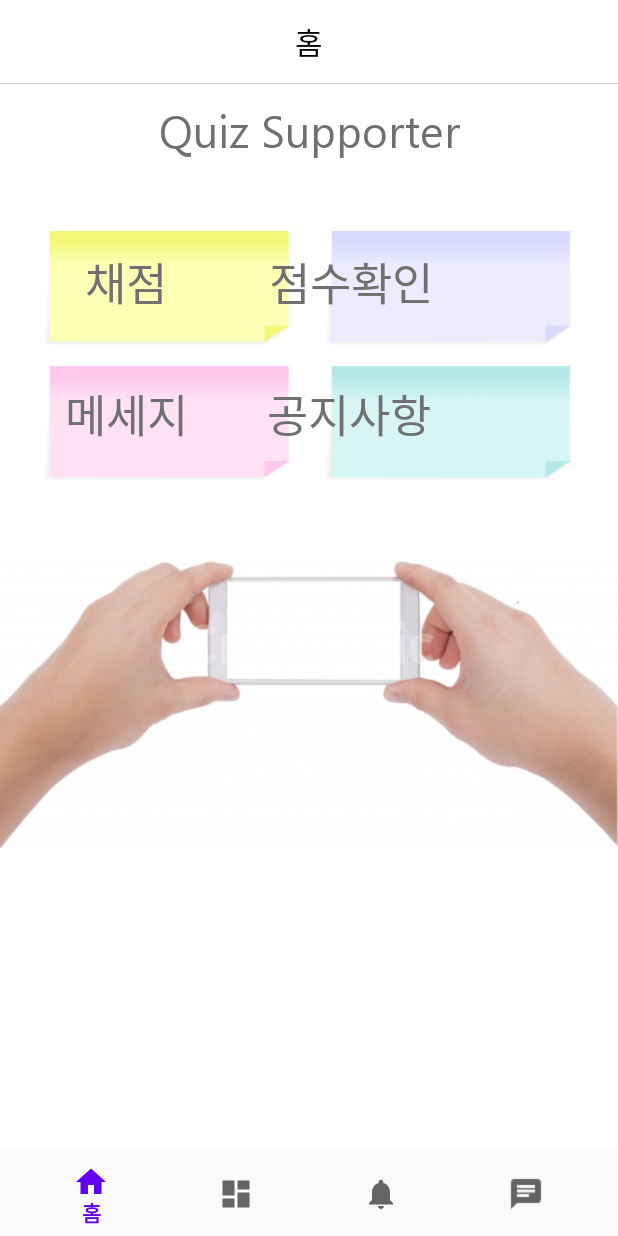
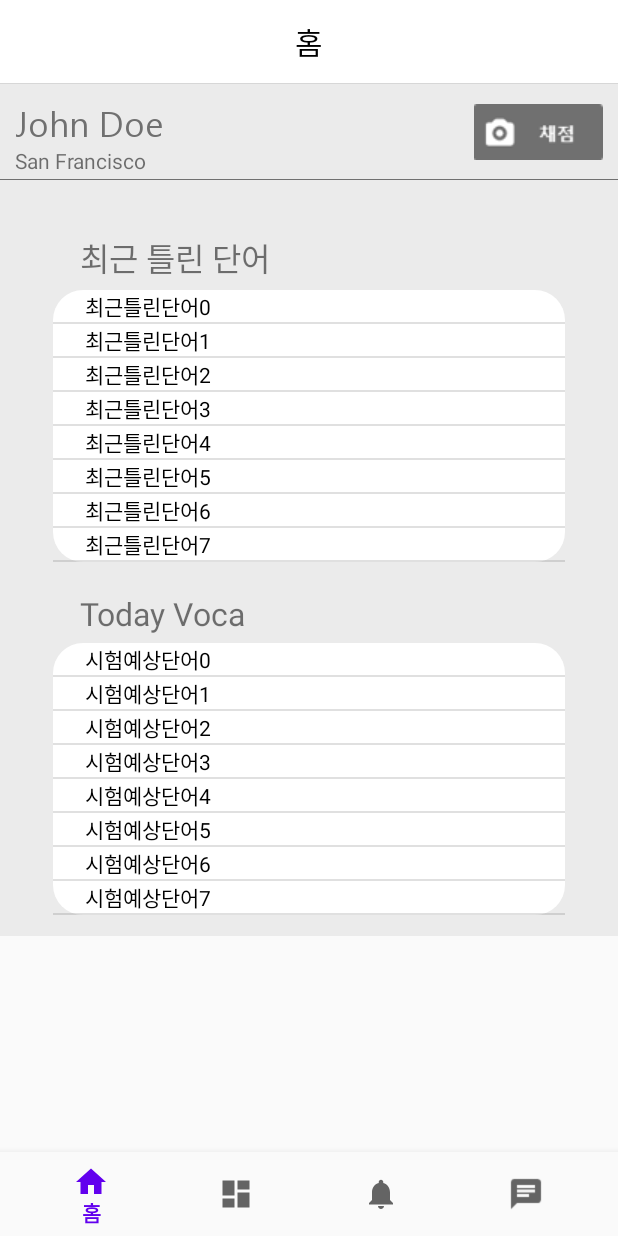
Before and after one commit to ehdrms2034/SMART_ANSWER_2020PNU, an Android app: the HomeFragment screen opened directly, with no data from a screen before it, on a phone screen of 412 x 824 dp. Run offline under Robolectric (Android 15) with nearby library versions, the phone set to English and light mode, and no system bars; our stand-ins replace navigation-ui.

Commit message:
홈 UI
홈 화면 UI 수정

```diff
--- /dev/null
+++ b/FrontEnd/src/SMART_ANSWER/app/src/main/java/com/example/smart_answer/recycler/RecyclerRecentWrong.java
@@ -0,0 +1,23 @@
+package com.example.smart_answer.recycler;
+
+public class RecyclerRecentWrong {
+    private String word;
+
+    public RecyclerRecentWrong(String word) {
+        this.word = word;
+    }
+
+    public RecyclerRecentWrong() {
+
+    }
+
+
+    public String getWord() {
+        return word;
+    }
+
+    public void setWord(String word) {
+        this.word = word;
+    }
+
+}
--- /dev/null
+++ b/FrontEnd/src/SMART_ANSWER/app/src/main/java/com/example/smart_answer/recycler/RecyclerRecentWrongAdapter.java
@@ -0,0 +1,59 @@
+package com.example.smart_answer.recycler;
+
+import android.view.LayoutInflater;
+import android.view.View;
+import android.view.ViewGroup;
+import android.widget.TextView;
+
+import com.example.smart_answer.R;
+
+import java.util.ArrayList;
+
+import androidx.annotation.NonNull;
+import androidx.recyclerview.widget.RecyclerView;
+
+public class RecyclerRecentWrongAdapter extends RecyclerView.Adapter<RecyclerRecentWrongAdapter.ItemViewHolder>{
+    RecyclerRecentWrong recyclerRecentWrong = new RecyclerRecentWrong();
+    private ArrayList<RecyclerRecentWrong> listData = new ArrayList<>();
+    public RecyclerRecentWrongAdapter() {
+
+            }
+    public RecyclerRecentWrongAdapter(ArrayList<RecyclerRecentWrong> listData) {
+            this.listData = listData;
+            }
+    @NonNull
+    @Override
+    public RecyclerRecentWrongAdapter.ItemViewHolder onCreateViewHolder(@NonNull ViewGroup parent, int viewType) {
+            View view = LayoutInflater.from(parent.getContext()).inflate(R.layout.item_recent_wrong, parent, false);
+            return new RecyclerRecentWrongAdapter.ItemViewHolder(view);
+            }
+
+    @Override
+    public void onBindViewHolder(@NonNull RecyclerRecentWrongAdapter.ItemViewHolder holder, int position) {
+            holder.onBind(listData.get(position));
+            }
+
+    @Override
+    public int getItemCount() {
+            return listData.size();
+            }
+
+    public void addItem(RecyclerRecentWrong recyclerRecentWrong) {
+            listData.add(recyclerRecentWrong);
+            }
+
+    class ItemViewHolder extends RecyclerView.ViewHolder {
+
+        private TextView recentWrongWord;
+
+        ItemViewHolder(View itemView) {
+            super(itemView);
+
+            recentWrongWord = itemView.findViewById(R.id.recent_wrong_words);
+        }
+
+        void onBind(RecyclerRecentWrong data) {
+            recentWrongWord.setText(data.getWord());
+        }
+    }
+}
--- /dev/null
+++ b/FrontEnd/src/SMART_ANSWER/app/src/main/java/com/example/smart_answer/recycler/RecyclerTodayVoca.java
@@ -0,0 +1,22 @@
+package com.example.smart_answer.recycler;
+
+public class RecyclerTodayVoca {
+    private String vocaWord;
+
+    public RecyclerTodayVoca(String vocaWord) {
+        this.vocaWord = vocaWord;
+    }
+
+    public RecyclerTodayVoca() {
+
+    }
+
+
+    public String getVocaWord() {
+        return vocaWord;
+    }
+
+    public void getVocaWord(String vocaWord) {
+        this.vocaWord = vocaWord;
+    }
+}
--- /dev/null
+++ b/FrontEnd/src/SMART_ANSWER/app/src/main/java/com/example/smart_answer/recycler/RecyclerTodayVocaAdapter.java
@@ -0,0 +1,59 @@
+package com.example.smart_answer.recycler;
+
+import android.view.LayoutInflater;
+import android.view.View;
+import android.view.ViewGroup;
+import android.widget.TextView;
+
+import com.example.smart_answer.R;
+
+import java.util.ArrayList;
+
+import androidx.annotation.NonNull;
+import androidx.recyclerview.widget.RecyclerView;
+
+public class RecyclerTodayVocaAdapter extends RecyclerView.Adapter<RecyclerTodayVocaAdapter.ItemViewHolder>{
+    RecyclerTodayVoca recyclerTodayVoca = new RecyclerTodayVoca();
+    private ArrayList<RecyclerTodayVoca> listData = new ArrayList<>();
+    public RecyclerTodayVocaAdapter() {
+
+    }
+    public RecyclerTodayVocaAdapter(ArrayList<RecyclerTodayVoca> listData) {
+        this.listData = listData;
+    }
+    @NonNull
+    @Override
+    public RecyclerTodayVocaAdapter.ItemViewHolder onCreateViewHolder(@NonNull ViewGroup parent, int viewType) {
+        View view = LayoutInflater.from(parent.getContext()).inflate(R.layout.item_today_voca, parent, false);
+        return new RecyclerTodayVocaAdapter.ItemViewHolder(view);
+    }
+
+    @Override
+    public void onBindViewHolder(@NonNull RecyclerTodayVocaAdapter.ItemViewHolder holder, int position) {
+        holder.onBind(listData.get(position));
+    }
+
+    @Override
+    public int getItemCount() {
+        return listData.size();
+    }
+
+    public void addItem(RecyclerTodayVoca recyclerTodayVoca) {
+        listData.add(recyclerTodayVoca);
+    }
+
+    class ItemViewHolder extends RecyclerView.ViewHolder {
+
+        private TextView todayVoca;
+
+        ItemViewHolder(View itemView) {
+            super(itemView);
+
+            todayVoca = itemView.findViewById(R.id.today_voca_words);
+        }
+
+        void onBind(RecyclerTodayVoca data) {
+            todayVoca.setText(data.getVocaWord());
+        }
+    }
+}
--- a/FrontEnd/src/SMART_ANSWER/app/src/main/java/com/example/smart_answer/ui/home/HomeFragment.java
+++ b/FrontEnd/src/SMART_ANSWER/app/src/main/java/com/example/smart_answer/ui/home/HomeFragment.java
@@ -7,41 +7,61 @@ import android.view.LayoutInflater;
 import android.view.View;
 import android.view.ViewGroup;
 import android.widget.Button;
+import android.widget.ImageButton;
 import android.widget.ImageView;
+import android.widget.TextView;
 
 import androidx.annotation.NonNull;
 import androidx.fragment.app.Fragment;
 import androidx.fragment.app.FragmentManager;
 import androidx.fragment.app.FragmentTransaction;
 import androidx.lifecycle.ViewModelProviders;
+import androidx.recyclerview.widget.DividerItemDecoration;
+import androidx.recyclerview.widget.LinearLayoutManager;
+import androidx.recyclerview.widget.RecyclerView;
 
 import com.example.smart_answer.MainActivity;
 import com.example.smart_answer.R;
+import com.example.smart_answer.recycler.RecyclerRecentWrong;
+import com.example.smart_answer.recycler.RecyclerRecentWrongAdapter;
+import com.example.smart_answer.recycler.RecyclerTodayVoca;
+import com.example.smart_answer.recycler.RecyclerTodayVocaAdapter;
 import com.example.smart_answer.ui.camera.CameraView;
 import com.example.smart_answer.ui.friends.FriendFragment;
 import com.example.smart_answer.ui.dashboard.DashboardFragment;
 import com.example.smart_answer.ui.notifications.NotificationsFragment;
+
+import org.w3c.dom.Text;
 
 public class HomeFragment extends Fragment {
 
     private HomeViewModel homeViewModel;
     private FragmentManager manager;
     private FragmentTransaction transaction;
-    private Button photoBtn, resultBtn, messageBtn, notificationBtn;
+    private Button resultBtn, messageBtn, notificationBtn;
+    private ImageButton photoBtn;
     private ImageView imageView;
     private static final int REQUEST_IMAGE_CAPTURE = 672;
     private String imageFilePath;
     private Uri photoUri;
+
+    private TextView userName;
+    private TextView userInfo;
+
+    private RecyclerView recentWrongRecycler;
+    private RecyclerRecentWrongAdapter recentWrongAdapter;
+    private RecyclerView todayVocaRecycler;
+    private RecyclerTodayVocaAdapter todayVocaAdapter;
     public View onCreateView(@NonNull LayoutInflater inflater,
             ViewGroup container, Bundle savedInstanceState) {
         homeViewModel =
                 ViewModelProviders.of(this).get(HomeViewModel.class);
         View root = inflater.inflate(R.layout.fragment_home, container, false);
 
-        btnClick((Button)root.findViewById(R.id.photoBtn));
-        btnClick((Button)root.findViewById(R.id.resultBtn));
-        btnClick((Button)root.findViewById(R.id.messageBtn));
-        btnClick((Button)root.findViewById(R.id.notificationBtn));
+        btnClick((ImageButton)root.findViewById(R.id.photoBtn));
+        //btnClick((Button)root.findViewById(R.id.resultBtn));
+        //btnClick((Button)root.findViewById(R.id.messageBtn));
+        //btnClick((Button)root.findViewById(R.id.notificationBtn));
         /*final TextView textView = root.findViewById(R.id.text_home);
         homeViewModel.getText().observe(getViewLifecycleOwner(), new Observer<String>() {
             @Override
@@ -53,7 +73,7 @@ public class HomeFragment extends Fragment {
         manager = getActivity().getSupportFragmentManager();
         //imageView = (ImageView)root.findViewById(R.id.camera_view);
 
-        photoBtn = (Button)root.findViewById(R.id.photoBtn);
+        photoBtn = (ImageButton)root.findViewById(R.id.photoBtn);
         photoBtn.setOnClickListener(new View.OnClickListener() {
             @Override
             public void onClick(View v) {
@@ -61,7 +81,7 @@ public class HomeFragment extends Fragment {
                 startActivity(intent1);
             }
         });
-
+/*
         //각 버튼 클릭 시 해당 fragment로 이동
         resultBtn = (Button)root.findViewById(R.id.resultBtn);
         resultBtn.setOnClickListener(new View.OnClickListener() {
@@ -91,8 +111,41 @@ public class HomeFragment extends Fragment {
                 ((MainActivity)getActivity()).getNavView().getMenu().getItem(0).setChecked(false);
                 ((MainActivity)getActivity()).getNavView().getMenu().getItem(3).setChecked(true);
                 replaceFragment(friendFragment);
-            }
-        });
+            }recentWrongRecycler; recentWrongAdapter;
+        });*/
+        //유저정보
+        userName = (TextView)root.findViewById(R.id.usernameInHome);
+        userName.setText("John Doe");
+        userInfo = (TextView)root.findViewById(R.id.userinfo);
+        userInfo.setText("San Francisco");
+
+        //최근틀린단어
+        recentWrongRecycler = (RecyclerView)root.findViewById(R.id.recentWrong);
+        recentWrongRecycler.addItemDecoration(new DividerItemDecoration(getActivity(),DividerItemDecoration.VERTICAL));
+        LinearLayoutManager linearLayoutManager = new LinearLayoutManager(getContext());
+        recentWrongRecycler.setLayoutManager(linearLayoutManager);
+
+        recentWrongAdapter = new RecyclerRecentWrongAdapter();
+        recentWrongRecycler.setAdapter(recentWrongAdapter);
+
+        for(int i=0; i<8; i++) {
+            RecyclerRecentWrong data = new RecyclerRecentWrong("최근틀린단어"+i);
+            recentWrongAdapter.addItem(data);
+        }
+
+        //TodayVoca   todayVocaAdapter;todayVocaRecycler
+        todayVocaRecycler = (RecyclerView)root.findViewById(R.id.recycler_today_voca);
+        todayVocaRecycler.addItemDecoration(new DividerItemDecoration(getActivity(),DividerItemDecoration.VERTICAL));
+        LinearLayoutManager linearLayoutManager2 = new LinearLayoutManager(getContext());
+        todayVocaRecycler.setLayoutManager(linearLayoutManager2);
+
+        todayVocaAdapter = new RecyclerTodayVocaAdapter();
+        todayVocaRecycler.setAdapter(todayVocaAdapter);
+
+        for(int i=0; i<8; i++) {
+            RecyclerTodayVoca data = new RecyclerTodayVoca("시험예상단어"+i);
+            todayVocaAdapter.addItem(data);
+        }
         return root;
     }
 
@@ -110,7 +163,7 @@ public class HomeFragment extends Fragment {
         transaction.commit();
     }
 
-    private void btnClick(Button btn){
+    private void btnClick(ImageButton btn){
         btn.setOnClickListener(new View.OnClickListener() {
             @Override
             public void onClick(View v) {
--- /dev/null
+++ b/FrontEnd/src/SMART_ANSWER/app/src/main/res/drawable/border_home_userinfo.xml
@@ -0,0 +1,16 @@
+<?xml version="1.0" encoding="utf-8"?>
+
+<layer-list xmlns:android="http://schemas.android.com/apk/res/android">
+
+    <item>
+        <shape android:shape="rectangle">
+            <solid android:color="#707070" />
+        </shape>
+    </item>
+
+    <item android:bottom="1dp">
+        <shape android:shape="rectangle">
+            <solid android:color="#ebebeb" />
+        </shape>
+    </item>
+</layer-list>
--- a/FrontEnd/src/SMART_ANSWER/app/src/main/res/layout/fragment_home.xml
+++ b/FrontEnd/src/SMART_ANSWER/app/src/main/res/layout/fragment_home.xml
@@ -1,100 +1,115 @@
 <?xml version="1.0" encoding="utf-8"?>
+<androidx.core.widget.NestedScrollView
+    xmlns:android="http://schemas.android.com/apk/res/android"
+    xmlns:app="http://schemas.android.com/apk/res-auto"
+    xmlns:tools="http://schemas.android.com/tools"
+    android:layout_width="match_parent"
+    android:layout_height="match_parent">
 <androidx.constraintlayout.widget.ConstraintLayout
     xmlns:android="http://schemas.android.com/apk/res/android"
     xmlns:app="http://schemas.android.com/apk/res-auto"
     xmlns:tools="http://schemas.android.com/tools"
+    android:descendantFocusability="blocksDescendants"
     android:layout_width="match_parent"
     android:layout_height="match_parent"
-    android:background="#ffffff"
+    android:background="#ebebeb"
     tools:context=".ui.home.HomeFragment" >
     <LinearLayout
         android:layout_width="match_parent"
         android:layout_height="match_parent"
-        android:background="#ffffff"
+        android:background="#ebebeb"
         android:orientation="vertical">
-    <TextView
-        android:layout_width="match_parent"
-        android:layout_height="wrap_content"
-        android:layout_marginTop="10dp"
-        android:background="#ffffff"
-        android:gravity="center"
-        android:text="Quiz Supporter"
-        android:textSize="30sp"
-        android:fontFamily="@font/segoeui"
-        android:textColor="#707070"
-        tools:ignore="MissingConstraints" />
+        <RelativeLayout
+            android:layout_width="match_parent"
+            android:layout_height="wrap_content"
+            android:background="@drawable/border_home_userinfo">
+            <TextView
+                android:layout_width="wrap_content"
+                android:layout_height="wrap_content"
+                android:layout_marginTop="10dp"
+                android:layout_marginLeft="10dp"
+                android:gravity="center"
+                android:text="Name"
+                android:textSize="23sp"
+                android:fontFamily="@font/segoeui"
+                android:textColor="#707070"
+                android:id="@+id/usernameInHome"
+                tools:ignore="MissingConstraints" />
+            <TextView
+                android:layout_width="wrap_content"
+                android:layout_height="wrap_content"
+                android:layout_marginLeft="10dp"
+                android:layout_marginBottom="3dp"
+                android:layout_below="@+id/usernameInHome"
+                android:id="@+id/userinfo"
+                android:text="UserInfo"/>
+            <ImageButton
+                android:layout_width="wrap_content"
+                android:layout_height="wrap_content"
+                android:background="#ebebeb"
+                android:layout_marginTop="13dp"
+                android:layout_marginRight="10dp"
+                android:layout_alignParentRight="true"
+                android:id="@+id/photoBtn"
+                android:src="@drawable/photobtn"/>
+        </RelativeLayout>
 
-    <LinearLayout
-        android:layout_width="wrap_content"
-        android:layout_height="200dp"
-        android:layout_marginTop="30dp"
-        android:background="@drawable/home_background"
-        android:orientation="vertical"
-        tools:ignore="MissingConstraints">
         <LinearLayout
             android:layout_width="match_parent"
-            android:layout_height="wrap_content"
-            android:layout_marginTop="27dp"
-            android:background="#00ff0000"
-            android:orientation="horizontal">
-            <Button
-                android:id="@+id/photoBtn"
+            android:layout_height="match_parent"
+            android:layout_marginTop="14dp"
+            android:layout_marginLeft="14dp"
+            android:layout_marginBottom="14dp"
+            android:layout_marginRight="14dp"
+            app:layout_constraintTop_toTopOf="parent"
+            app:layout_constraintLeft_toLeftOf="parent"
+            app:layout_constraintRight_toRightOf="parent"
+            app:layout_constraintBottom_toBottomOf="parent"
+            android:orientation="vertical">
+            <TextView
                 android:layout_width="wrap_content"
                 android:layout_height="wrap_content"
-                android:layout_marginLeft="40dp"
-                android:background="#00ff0000"
-                android:stateListAnimator="@null"
-                android:text="채점"
-                android:textSize="30sp"
-                android:fontFamily="@font/segoeui"
-                android:textColor="#707070"/>
-            <Button
-                android:id="@+id/resultBtn"
+                android:layout_marginLeft="39dp"
+                android:layout_marginTop="21dp"
+                android:layout_marginBottom="5dp"
+                android:text="최근 틀린 단어"
+                android:textSize="21sp"
+                tools:ignore="MissingConstraints" />
+            <androidx.recyclerview.widget.RecyclerView
+                android:id="@+id/recentWrong"
+                android:layout_width="match_parent"
+                android:layout_height="wrap_content"
+                android:layout_marginLeft="21dp"
+                android:layout_marginRight="21dp"
+                android:background="@drawable/rounded_white"
+                android:orientation="horizontal"
+                android:scrollbars="horizontal"
+                app:layout_constraintBottom_toBottomOf="parent"
+                app:layout_constraintStart_toStartOf="parent"
+                app:layout_constraintTop_toTopOf="parent" />
+            <TextView
                 android:layout_width="wrap_content"
                 android:layout_height="wrap_content"
-                android:layout_marginLeft="51dp"
-                android:background="#00ff0000"
-                android:stateListAnimator="@null"
-                android:text="점수확인"
-                android:textSize="30sp"
-                android:fontFamily="@font/segoeui"
-                android:textColor="#707070"/>
+                android:layout_marginLeft="39dp"
+                android:layout_marginTop="20dp"
+                android:layout_marginBottom="5dp"
+                android:text="Today Voca"
+                android:textSize="21sp"
+                tools:ignore="MissingConstraints"/>
+            <androidx.recyclerview.widget.RecyclerView
+                android:id="@+id/recycler_today_voca"
+                android:layout_width="match_parent"
+                android:layout_height="wrap_content"
+                android:layout_marginLeft="21dp"
+                android:layout_marginRight="21dp"
+                android:background="@drawable/rounded_white"
+                android:orientation="horizontal"
+                android:scrollbars="horizontal"
+                app:layout_constraintBottom_toBottomOf="parent"
+                app:layout_constraintStart_toStartOf="parent"
+                app:layout_constraintTop_toTopOf="parent" />
         </LinearLayout>
-        <LinearLayout
-            android:layout_width="match_parent"
-            android:layout_height="wrap_content"
-            android:layout_marginTop="40dp"
-            android:background="#00ff0000"
-            android:orientation="horizontal">
-            <Button
-                android:id="@+id/messageBtn"
-                android:layout_width="wrap_content"
-                android:layout_height="wrap_content"
-                android:layout_marginLeft="40dp"
-                android:background="#00ff0000"
-                android:stateListAnimator="@null"
-                android:text="메세지"
-                android:textSize="30sp"
-                android:fontFamily="@font/segoeui"
-                android:textColor="#707070"/>
-            <Button
-                android:id="@+id/notificationBtn"
-                android:layout_width="wrap_content"
-                android:layout_height="wrap_content"
-                android:layout_marginLeft="50dp"
-                android:background="#00ff0000"
-                android:stateListAnimator="@null"
-                android:text="공지사항"
-                android:textSize="30sp"
-                android:fontFamily="@font/segoeui"
-                android:textColor="#707070"/>
-        </LinearLayout>
-    </LinearLayout>
-    <ImageView
-        android:layout_width="wrap_content"
-        android:layout_height="wrap_content"
-        android:src="@drawable/home_background_2"
-        android:background="#ffffff"
-        tools:ignore="MissingConstraints" />
+
     </LinearLayout>
 </androidx.constraintlayout.widget.ConstraintLayout>
+</androidx.core.widget.NestedScrollView>
--- /dev/null
+++ b/FrontEnd/src/SMART_ANSWER/app/src/main/res/layout/item_recent_wrong.xml
@@ -0,0 +1,19 @@
+<?xml version="1.0" encoding="utf-8"?>
+<androidx.constraintlayout.widget.ConstraintLayout
+    xmlns:android="http://schemas.android.com/apk/res/android"
+    xmlns:tools="http://schemas.android.com/tools"
+    android:id="@+id/recent"
+    android:layout_width="wrap_content"
+    android:layout_height="wrap_content"
+    xmlns:app="http://schemas.android.com/apk/res-auto">
+    <TextView
+        android:id="@+id/recent_wrong_words"
+        android:layout_width="wrap_content"
+        android:layout_height="wrap_content"
+        android:text="recent wrong word"
+        android:textColor="#000000"
+        android:paddingLeft="21dp"
+        app:layout_constraintBottom_toBottomOf="parent"
+        app:layout_constraintTop_toTopOf="parent"
+        tools:ignore="MissingConstraints" />
+</androidx.constraintlayout.widget.ConstraintLayout>
--- /dev/null
+++ b/FrontEnd/src/SMART_ANSWER/app/src/main/res/layout/item_today_voca.xml
@@ -0,0 +1,19 @@
+<?xml version="1.0" encoding="utf-8"?>
+<androidx.constraintlayout.widget.ConstraintLayout
+    xmlns:android="http://schemas.android.com/apk/res/android"
+    xmlns:tools="http://schemas.android.com/tools"
+    android:id="@+id/item_today_voca"
+    android:layout_width="wrap_content"
+    android:layout_height="wrap_content"
+    xmlns:app="http://schemas.android.com/apk/res-auto">
+    <TextView
+        android:id="@+id/today_voca_words"
+        android:layout_width="wrap_content"
+        android:layout_height="wrap_content"
+        android:text="today voca word"
+        android:textColor="#000000"
+        android:paddingLeft="21dp"
+        app:layout_constraintBottom_toBottomOf="parent"
+        app:layout_constraintTop_toTopOf="parent"
+        tools:ignore="MissingConstraints" />
+</androidx.constraintlayout.widget.ConstraintLayout>
```
Also changed, not shown: FrontEnd/src/SMART_ANSWER/app/src/main/res/drawable-v24/photobtn.png (added).
